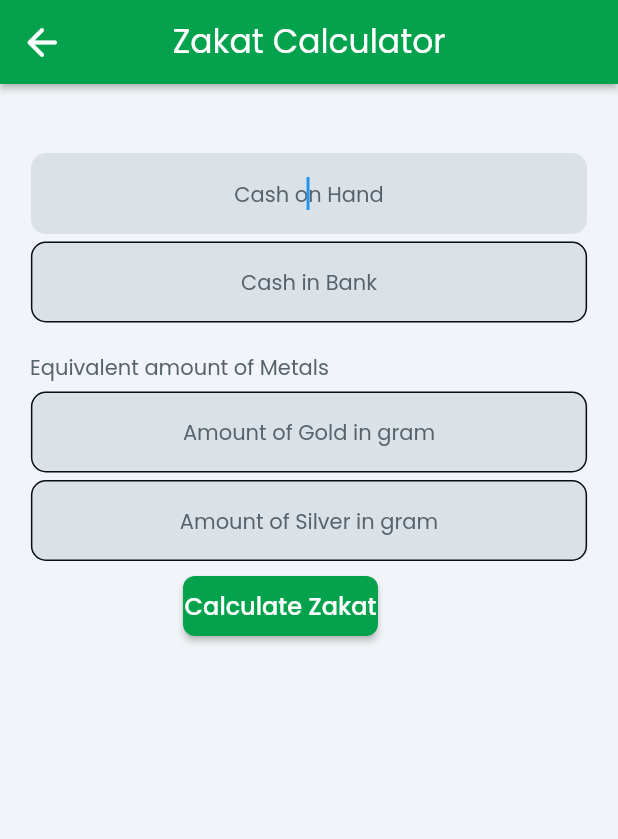
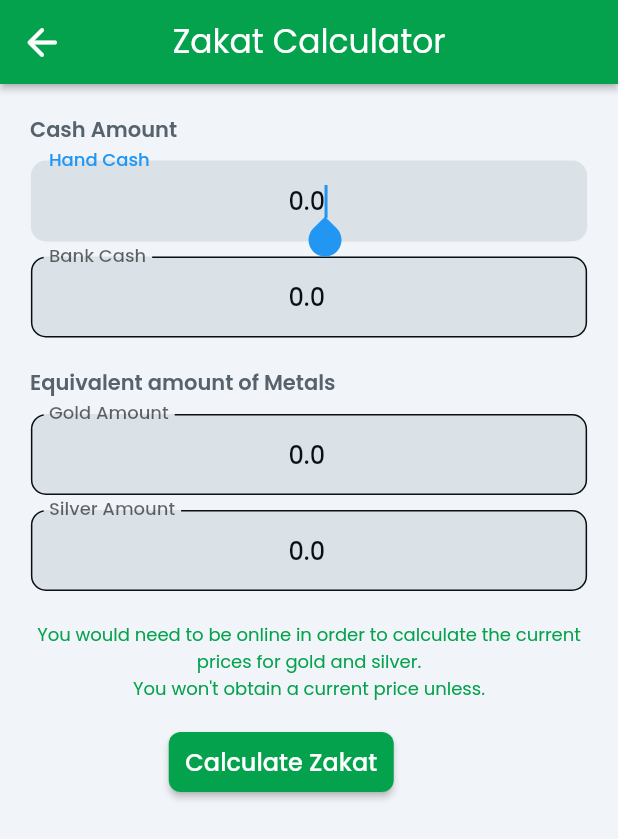
Before and after one commit to rr-uchchash360/Nah-l, a Flutter app: the ZakatCalculatorWidget screen opened directly, on a phone screen of 412 x 824 dp. Shown: the top 839 px of the screen. Run offline on Flutter 3.47's test engine with Material 2 defaults, Android fonts, the phone set to English and light mode, and no system bars; drawn by our look-alikes of auto_size_text; our stand-ins replace built_value, cloud_firestore, dropdown_button2, easy_debounce, expandable, file_picker and 23 more; missing offline and left inert: json_path, mime_type; accounts and stored records are empty.

Commit message:
Add files via upload

```diff
--- a/lib/zakat_calculator/zakat_calculator_model.dart
+++ b/lib/zakat_calculator/zakat_calculator_model.dart
@@ -3,12 +3,14 @@ import '/flutter_flow/flutter_flow_theme.dart';
 import '/flutter_flow/flutter_flow_util.dart';
 import '/flutter_flow/flutter_flow_widgets.dart';
 import 'package:flutter/material.dart';
+import 'package:flutter/services.dart';
 import 'package:google_fonts/google_fonts.dart';
 import 'package:provider/provider.dart';
 
 class ZakatCalculatorModel extends FlutterFlowModel {
   ///  State fields for stateful widgets in this page.
 
+  final unfocusNode = FocusNode();
   // State field(s) for TextField widget.
   TextEditingController? textController1;
   String? Function(BuildContext, String?)? textController1Validator;
@@ -27,12 +29,14 @@ class ZakatCalculatorModel extends FlutterFlowModel {
   void initState(BuildContext context) {}
 
   void dispose() {
+    unfocusNode.dispose();
     textController1?.dispose();
     textController2?.dispose();
     textController3?.dispose();
     textController4?.dispose();
   }
 
+  /// Action blocks are added here.
+
   /// Additional helper methods are added here.
-
 }
--- a/lib/zakat_calculator/zakat_calculator_widget.dart
+++ b/lib/zakat_calculator/zakat_calculator_widget.dart
@@ -3,6 +3,7 @@ import '/flutter_flow/flutter_flow_theme.dart';
 import '/flutter_flow/flutter_flow_util.dart';
 import '/flutter_flow/flutter_flow_widgets.dart';
 import 'package:flutter/material.dart';
+import 'package:flutter/services.dart';
 import 'package:google_fonts/google_fonts.dart';
 import 'package:provider/provider.dart';
 import 'zakat_calculator_model.dart';
@@ -19,24 +20,38 @@ class _ZakatCalculatorWidgetState extends State<ZakatCalculatorWidget> {
   late ZakatCalculatorModel _model;
 
   final scaffoldKey = GlobalKey<ScaffoldState>();
-  final _unfocusNode = FocusNode();
 
   @override
   void initState() {
     super.initState();
     _model = createModel(context, () => ZakatCalculatorModel());
 
-    _model.textController1 ??= TextEditingController();
-    _model.textController2 ??= TextEditingController();
-    _model.textController3 ??= TextEditingController();
-    _model.textController4 ??= TextEditingController();
+    _model.textController1 ??= TextEditingController(
+        text: valueOrDefault<String>(
+      FFAppState().Hand.toString(),
+      '0.0',
+    ));
+    _model.textController2 ??= TextEditingController(
+        text: valueOrDefault<String>(
+      FFAppState().Bank.toString(),
+      '0',
+    ));
+    _model.textController3 ??= TextEditingController(
+        text: valueOrDefault<String>(
+      FFAppState().Gold.toString(),
+      '0',
+    ));
+    _model.textController4 ??= TextEditingController(
+        text: valueOrDefault<String>(
+      FFAppState().Silver.toString(),
+      '0',
+    ));
   }
 
   @override
   void dispose() {
     _model.dispose();
 
-    _unfocusNode.dispose();
     super.dispose();
   }
 
@@ -45,7 +60,7 @@ class _ZakatCalculatorWidgetState extends State<ZakatCalculatorWidget> {
     context.watch<FFAppState>();
 
     return GestureDetector(
-      onTap: () => FocusScope.of(context).requestFocus(_unfocusNode),
+      onTap: () => FocusScope.of(context).requestFocus(_model.unfocusNode),
       child: Scaffold(
         key: scaffoldKey,
         backgroundColor: FlutterFlowTheme.of(context).primaryBackground,
@@ -82,40 +97,44 @@ class _ZakatCalculatorWidgetState extends State<ZakatCalculatorWidget> {
           elevation: 2.0,
         ),
         body: SafeArea(
+          top: true,
+          child: SingleChildScrollView(
             child: Column(
               mainAxisSize: MainAxisSize.max,
               crossAxisAlignment: CrossAxisAlignment.center,
-            children: [
-              Column(
-                mainAxisSize: MainAxisSize.max,
               children: [
                 Row(
                   mainAxisSize: MainAxisSize.max,
                   children: [
                     Padding(
-                        padding: EdgeInsetsDirectional.fromSTEB(
-                            20.0, 20.0, 0.0, 0.0),
+                      padding:
+                          EdgeInsetsDirectional.fromSTEB(20.0, 20.0, 0.0, 0.0),
                       child: Text(
                         FFLocalizations.of(context).getText(
-                            '9ucma7xc' /* Cash Amount */,
+                          'xlycbnwx' /* Cash Amount */,
                         ),
-                          style: FlutterFlowTheme.of(context).bodyMedium,
+                        style: FlutterFlowTheme.of(context).bodyMedium.override(
+                              fontFamily: 'Poppins',
+                              fontWeight: FontWeight.w600,
+                            ),
                       ),
                     ),
                   ],
                 ),
-                ],
-              ),
                 Padding(
-                padding: EdgeInsetsDirectional.fromSTEB(0.0, 5.0, 0.0, 0.0),
+                  padding: EdgeInsetsDirectional.fromSTEB(0.0, 10.0, 0.0, 0.0),
                   child: Container(
-                  width: MediaQuery.of(context).size.width * 0.9,
+                    width: MediaQuery.sizeOf(context).width * 0.9,
                     child: TextFormField(
                       controller: _model.textController1,
                       autofocus: true,
+                      textCapitalization: TextCapitalization.none,
                       obscureText: false,
                       decoration: InputDecoration(
                         isDense: true,
+                        labelText: FFLocalizations.of(context).getText(
+                          'r4n6n7wh' /* Hand Cash */,
+                        ),
                         hintText: FFLocalizations.of(context).getText(
                           'l4qv1adz' /* Cash on Hand */,
                         ),
@@ -156,21 +175,28 @@ class _ZakatCalculatorWidgetState extends State<ZakatCalculatorWidget> {
                             color: FlutterFlowTheme.of(context).black600,
                           ),
                       textAlign: TextAlign.center,
+                      keyboardType: TextInputType.number,
                       validator:
                           _model.textController1Validator.asValidator(context),
+                      inputFormatters: [
+                        FilteringTextInputFormatter.allow(RegExp('[0-9]'))
+                      ],
                     ),
                   ),
                 ),
                 Padding(
-                padding: EdgeInsetsDirectional.fromSTEB(0.0, 5.0, 0.0, 0.0),
+                  padding: EdgeInsetsDirectional.fromSTEB(0.0, 10.0, 0.0, 0.0),
                   child: Container(
-                  width: MediaQuery.of(context).size.width * 0.9,
+                    width: MediaQuery.sizeOf(context).width * 0.9,
                     child: TextFormField(
                       controller: _model.textController2,
                       autofocus: true,
                       obscureText: false,
                       decoration: InputDecoration(
                         isDense: true,
+                        labelText: FFLocalizations.of(context).getText(
+                          'z7ouyqbh' /* Bank Cash */,
+                        ),
                         hintText: FFLocalizations.of(context).getText(
                           '8aonlh6w' /* Cash in Bank */,
                         ),
@@ -211,6 +237,7 @@ class _ZakatCalculatorWidgetState extends State<ZakatCalculatorWidget> {
                             color: FlutterFlowTheme.of(context).black600,
                           ),
                       textAlign: TextAlign.center,
+                      keyboardType: TextInputType.number,
                       validator:
                           _model.textController2Validator.asValidator(context),
                     ),
@@ -226,23 +253,29 @@ class _ZakatCalculatorWidgetState extends State<ZakatCalculatorWidget> {
                         FFLocalizations.of(context).getText(
                           'h5xwetnq' /* Equivalent amount of Metals */,
                         ),
-                      style: FlutterFlowTheme.of(context).bodyMedium,
+                        style: FlutterFlowTheme.of(context).bodyMedium.override(
+                              fontFamily: 'Poppins',
+                              fontWeight: FontWeight.w600,
+                            ),
                       ),
                     ),
                   ],
                 ),
                 Padding(
-                padding: EdgeInsetsDirectional.fromSTEB(0.0, 5.0, 0.0, 0.0),
+                  padding: EdgeInsetsDirectional.fromSTEB(0.0, 10.0, 0.0, 0.0),
                   child: Container(
-                  width: MediaQuery.of(context).size.width * 0.9,
+                    width: MediaQuery.sizeOf(context).width * 0.9,
                     child: TextFormField(
                       controller: _model.textController3,
                       autofocus: true,
                       obscureText: false,
                       decoration: InputDecoration(
                         isDense: true,
+                        labelText: FFLocalizations.of(context).getText(
+                          'eubynrab' /* Gold Amount */,
+                        ),
                         hintText: FFLocalizations.of(context).getText(
-                        'd3tum4xy' /* Equivalent amount of Gold */,
+                          'd3tum4xy' /* Amount of Gold in gram */,
                         ),
                         hintStyle: FlutterFlowTheme.of(context).bodySmall,
                         enabledBorder: OutlineInputBorder(
@@ -281,23 +314,27 @@ class _ZakatCalculatorWidgetState extends State<ZakatCalculatorWidget> {
                             color: FlutterFlowTheme.of(context).black600,
                           ),
                       textAlign: TextAlign.center,
+                      keyboardType: TextInputType.number,
                       validator:
                           _model.textController3Validator.asValidator(context),
                     ),
                   ),
                 ),
                 Padding(
-                padding: EdgeInsetsDirectional.fromSTEB(0.0, 5.0, 0.0, 0.0),
+                  padding: EdgeInsetsDirectional.fromSTEB(0.0, 10.0, 0.0, 0.0),
                   child: Container(
-                  width: MediaQuery.of(context).size.width * 0.9,
+                    width: MediaQuery.sizeOf(context).width * 0.9,
                     child: TextFormField(
                       controller: _model.textController4,
                       autofocus: true,
                       obscureText: false,
                       decoration: InputDecoration(
                         isDense: true,
+                        labelText: FFLocalizations.of(context).getText(
+                          '6vtiw9gf' /* Silver Amount */,
+                        ),
                         hintText: FFLocalizations.of(context).getText(
-                        '31wsr32k' /* Equivalent amount of Silver */,
+                          '31wsr32k' /* Amount of Silver in gram */,
                         ),
                         hintStyle: FlutterFlowTheme.of(context).bodySmall,
                         enabledBorder: OutlineInputBorder(
@@ -336,34 +373,72 @@ class _ZakatCalculatorWidgetState extends State<ZakatCalculatorWidget> {
                             color: FlutterFlowTheme.of(context).black600,
                           ),
                       textAlign: TextAlign.center,
+                      keyboardType: TextInputType.number,
                       validator:
                           _model.textController4Validator.asValidator(context),
                     ),
                   ),
                 ),
-              Row(
+                Padding(
+                  padding: EdgeInsetsDirectional.fromSTEB(5.0, 20.0, 5.0, 0.0),
+                  child: Text(
+                    FFLocalizations.of(context).getText(
+                      'hia640fy' /* You would need to be online in... */,
+                    ),
+                    textAlign: TextAlign.center,
+                    style: FlutterFlowTheme.of(context).bodyMedium.override(
+                          fontFamily: 'Poppins',
+                          color: FlutterFlowTheme.of(context).success,
+                          fontSize: 12.0,
+                        ),
+                  ),
+                ),
+                Padding(
+                  padding: EdgeInsetsDirectional.fromSTEB(0.0, 20.0, 0.0, 0.0),
+                  child: Row(
                     mainAxisSize: MainAxisSize.max,
                     children: [
                       Padding(
-                    padding:
-                        EdgeInsetsDirectional.fromSTEB(122.0, 10.0, 122.0, 0.0),
+                        padding: EdgeInsetsDirectional.fromSTEB(
+                            112.5, 0.0, 112.5, 0.0),
                         child: FFButtonWidget(
-                      onPressed: () {
-                        print('Button pressed ...');
+                          onPressed: () async {
+                            context.pushNamed(
+                              'ZakatOutput',
+                              queryParameters: {
+                                'hand': serializeParam(
+                                  double.tryParse(_model.textController1.text),
+                                  ParamType.double,
+                                ),
+                                'bank': serializeParam(
+                                  double.tryParse(_model.textController2.text),
+                                  ParamType.double,
+                                ),
+                                'gold': serializeParam(
+                                  double.tryParse(_model.textController3.text),
+                                  ParamType.double,
+                                ),
+                                'silver': serializeParam(
+                                  double.tryParse(_model.textController4.text),
+                                  ParamType.double,
+                                ),
+                              }.withoutNulls,
+                            );
                           },
                           text: FFLocalizations.of(context).getText(
                             'o3g0bbp1' /* Calculate Zakat */,
                           ),
                           options: FFButtonOptions(
-                        width: 130.0,
+                            width: 150.0,
                             height: 40.0,
-                        padding:
-                            EdgeInsetsDirectional.fromSTEB(0.0, 0.0, 0.0, 0.0),
-                        iconPadding:
-                            EdgeInsetsDirectional.fromSTEB(0.0, 0.0, 0.0, 0.0),
+                            padding: EdgeInsetsDirectional.fromSTEB(
+                                0.0, 0.0, 0.0, 0.0),
+                            iconPadding: EdgeInsetsDirectional.fromSTEB(
+                                0.0, 0.0, 0.0, 0.0),
                             color: FlutterFlowTheme.of(context).success,
-                        textStyle:
-                            FlutterFlowTheme.of(context).titleSmall.override(
+                            textStyle: FlutterFlowTheme.of(context)
+                                .titleSmall
+                                .override(
                                   fontFamily: 'Poppins',
                                   color: Colors.white,
                                 ),
@@ -376,11 +451,9 @@ class _ZakatCalculatorWidgetState extends State<ZakatCalculatorWidget> {
                       ),
                     ],
                   ),
-              Row(
-                mainAxisSize: MainAxisSize.max,
-                children: [],
                 ),
               ],
+            ),
           ),
         ),
       ),
```
Lines whose indentation alone changed are shown as unchanged.
